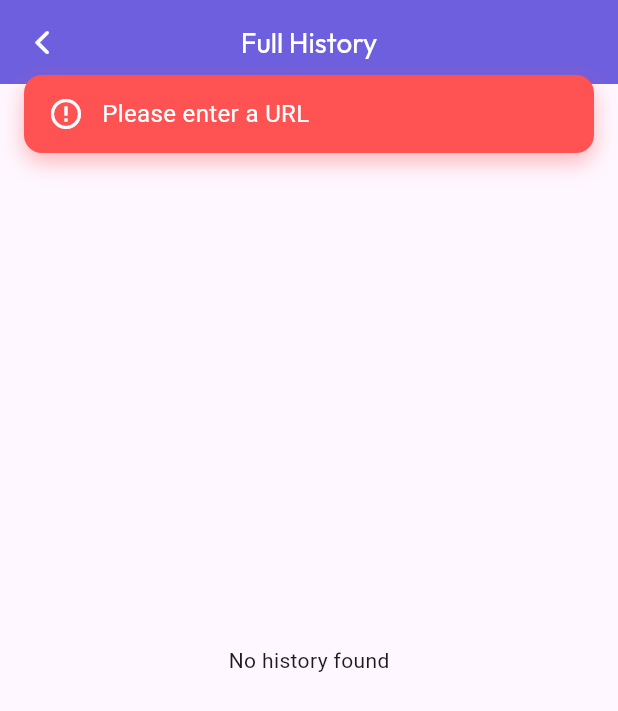
After one commit to trozen04/url_shortener, a Flutter app: the screen it shows after launch, after a tap on "Shrink It!", after a tap on the "history" icon, on a phone screen of 412 x 824 dp. The commit adds this screen. Shown: the top 711 px of the screen. Run offline on Flutter 3.47's test engine with Material 3 defaults, Android fonts, the phone set to English and light mode, and no system bars; our stand-ins replace bloc, flutter_bloc, font_awesome_flutter, google_fonts, in_app_review, package_info_plus and 1 more; missing offline and left inert: metadata_fetch.

Commit message:
added hostory and title on view with urls

```diff
--- /dev/null
+++ b/lib/ApiServices/UrlHistoryModel.dart
@@ -0,0 +1,31 @@
+class UrlHistoryModel {
+  final String originalUrl;
+  final String shortUrl;
+  final String? webpageTitle;
+  final DateTime createdOn;
+
+  UrlHistoryModel({
+    required this.originalUrl,
+    required this.shortUrl,
+    this.webpageTitle,
+    required this.createdOn,
+  });
+
+  factory UrlHistoryModel.fromJson(Map<String, dynamic> json) {
+    return UrlHistoryModel(
+      originalUrl: json['originalUrl'],
+      shortUrl: json['shortUrl'],
+      webpageTitle: json['webpageTitle'],
+      createdOn: DateTime.parse(json['createdOn']),
+    );
+  }
+
+  Map<String, dynamic> toJson() {
+    return {
+      'originalUrl': originalUrl,
+      'shortUrl': shortUrl,
+      'webpageTitle': webpageTitle,
+      'createdOn': createdOn.toIso8601String(),
+    };
+  }
+}
--- a/lib/ApiServices/shrink_zap_state.dart
+++ b/lib/ApiServices/shrink_zap_state.dart
@@ -7,10 +7,12 @@ final class ShrinkZapInitial extends ShrinkZapState {}
 
 final class ShrinkZapLoading extends ShrinkZapState {}
 
-final class ShrinkZapSuccess extends ShrinkZapState {
+class ShrinkZapSuccess extends ShrinkZapState {
   final String message;
-  final responseData;
-  ShrinkZapSuccess(this.message, this.responseData);
+  final Map<String, dynamic> responseData;
+  final String webpageTitle;
+
+  ShrinkZapSuccess(this.message, this.responseData, this.webpageTitle);
 }
 
 final class ShrinkZapError extends ShrinkZapState {
--- /dev/null
+++ b/lib/Helper/HistoryHelper.dart
@@ -0,0 +1,32 @@
+import 'dart:convert';
+import 'package:shared_preferences/shared_preferences.dart';
+import '../ApiServices/UrlHistoryModel.dart';
+
+class HistoryHelper {
+  static const String _key = 'url_history';
+
+  static Future<void> saveUrl(UrlHistoryModel model) async {
+    final prefs = await SharedPreferences.getInstance();
+    final existingData = prefs.getStringList(_key) ?? [];
+    existingData.insert(0, jsonEncode(model.toJson()));  // latest on top
+    await prefs.setStringList(_key, existingData);
+  }
+
+  static Future<List<UrlHistoryModel>> getUrls({int offset = 0, int limit = 20}) async {
+    final prefs = await SharedPreferences.getInstance();
+    final existingData = prefs.getStringList(_key) ?? [];
+    final paginated = existingData.skip(offset).take(limit).toList();
+    return paginated.map((e) => UrlHistoryModel.fromJson(jsonDecode(e))).toList();
+  }
+
+  static Future<List<UrlHistoryModel>> getAllUrls() async {
+    final prefs = await SharedPreferences.getInstance();
+    final existingData = prefs.getStringList(_key) ?? [];
+    return existingData.map((e) => UrlHistoryModel.fromJson(jsonDecode(e))).toList();
+  }
+
+  static Future<void> clearHistory() async {
+    final prefs = await SharedPreferences.getInstance();
+    await prefs.remove(_key);
+  }
+}
--- /dev/null
+++ b/lib/Helper/MetaDataHelper.dart
@@ -0,0 +1,19 @@
+import 'package:http/http.dart' as http;
+import 'package:html/parser.dart' as html_parser;
+
+class MetadataHelper {
+  static Future<String?> fetchPageTitle(String url) async {
+    try {
+      final response = await http.get(Uri.parse(url));
+      if (response.statusCode == 200) {
+        final document = html_parser.parse(response.body);
+        final titleElement = document.querySelector('title');
+        return titleElement?.text ?? "No Title Found";
+      } else {
+        return "No Title Found";
+      }
+    } catch (e) {
+      return "No Title Found";
+    }
+  }
+}
--- /dev/null
+++ b/lib/Screens/HistoryScreen.dart
@@ -0,0 +1,65 @@
+import 'package:flutter/cupertino.dart';
+import 'package:flutter/material.dart';
+import 'package:url_shortener_project/Utils/AppColors.dart';
+import 'package:url_shortener_project/Utils/FFontStyles.dart';
+import '../Helper/HistoryHelper.dart';
+import '../ApiServices/UrlHistoryModel.dart';
+import '../Widgets/ShortUrlCard.dart';
+
+class HistoryScreen extends StatefulWidget {
+  const HistoryScreen({super.key});
+
+  @override
+  State<HistoryScreen> createState() => _HistoryScreenState();
+}
+
+class _HistoryScreenState extends State<HistoryScreen> {
+  List<UrlHistoryModel> allHistory = [];
+
+  @override
+  void initState() {
+    super.initState();
+    loadHistory();
+  }
+
+  Future<void> loadHistory() async {
+    final data = await HistoryHelper.getAllUrls();
+    setState(() {
+      allHistory = data;
+    });
+  }
+
+  @override
+  Widget build(BuildContext context) {
+    final double width = MediaQuery.of(context).size.width;
+    final double height = MediaQuery.of(context).size.height;
+    return Scaffold(
+      appBar: AppBar(
+          title: Text("Full History", style: CustomTextStyles.subheading(context).copyWith(color: Colors.white),),
+        backgroundColor: AppColors.brandNew,
+        centerTitle: true,
+        leading: GestureDetector(
+          onTap: () {
+            Navigator.pop(context);
+          },
+          child: Icon(CupertinoIcons.back, color: Colors.white,),
+        ),
+      ),
+      body: allHistory.isEmpty
+          ? Center(child: Text("No history found"))
+          : Padding(
+        padding: EdgeInsets.symmetric(horizontal: width * 0.035, vertical: height * 0.01),
+            child: ListView.builder(
+                    itemCount: allHistory.length,
+                    itemBuilder: (context, index) {
+            final item = allHistory[index];
+            return ShortUrlCard(
+              shortUrl: item.shortUrl,
+              baseUrlTitle: item.webpageTitle ?? "No Title",
+            );
+                    },
+                  ),
+          ),
+    );
+  }
+}
--- a/lib/Screens/Homepage.dart
+++ b/lib/Screens/Homepage.dart
@@ -1,16 +1,20 @@
 import 'dart:developer' as developer;
-
 import 'package:flutter/material.dart';
 import 'package:font_awesome_flutter/font_awesome_flutter.dart';
+import 'package:flutter_bloc/flutter_bloc.dart';
 import 'package:url_shortener_project/ApiServices/shrink_zap_bloc.dart';
+import 'package:url_shortener_project/Helper/HistoryHelper.dart';
+import 'package:url_shortener_project/Helper/MetaDataHelper.dart';
+import 'package:url_shortener_project/ApiServices/UrlHistoryModel.dart';
 import 'package:url_shortener_project/Utils/ImageAssets.dart';
 import 'package:url_shortener_project/Widgets/CustomSnackbar.dart';
 import 'package:url_shortener_project/Widgets/CustomTextField.dart';
 import 'package:url_shortener_project/Widgets/ShortUrlCard.dart';
 import 'package:url_shortener_project/Utils/FFontStyles.dart';
 import 'package:url_shortener_project/Utils/AppColors.dart';
-import 'package:flutter_bloc/flutter_bloc.dart';
 import 'package:url_shortener_project/Widgets/custom_drawer.dart';
+import 'package:url_shortener_project/Screens/HistoryScreen.dart';
+import 'package:url_shortener_project/Utils/CustomPageRoute.dart';  // <<== newly added
 
 class HomePage extends StatefulWidget {
   const HomePage({super.key});
@@ -22,8 +26,23 @@ class HomePage extends StatefulWidget {
 class _HomePageState extends State<HomePage> {
   final TextEditingController _controller = TextEditingController();
   String? _shortUrl;
+  String? _baseUrlTitle;
   bool _loading = false;
   Map<String, dynamic> responseData = {};
+  List<UrlHistoryModel> recentHistory = [];
+
+  @override
+  void initState() {
+    super.initState();
+    loadRecentHistory();
+  }
+
+  Future<void> loadRecentHistory() async {
+    final data = await HistoryHelper.getUrls(offset: 0, limit: 10);
+    setState(() {
+      recentHistory = data;
+    });
+  }
 
   @override
   Widget build(BuildContext context) {
@@ -31,109 +50,99 @@ class _HomePageState extends State<HomePage> {
     final double height = MediaQuery.of(context).size.height;
 
     return BlocListener<ShrinkZapBloc, ShrinkZapState>(
-  listener: (context, state) {
-    if(state is ShrinkZapLoading) {
-      setState(() {
-        _loading = true;
-      });
+      listener: (context, state) async {
+        if (state is ShrinkZapLoading) {
+          setState(() => _loading = true);
         } else if (state is ShrinkZapSuccess) {
+          developer.log('success: ${state.responseData}');
           setState(() {
             _loading = false;
             responseData = state.responseData;
             _shortUrl = responseData['shorturl'];
             _controller.clear();
           });
-      CustomSnackbar.show(context, message: state.message, isSuccess: true,);
-    } else if(state is ShrinkZapError) {
+
+          final url = responseData['base_url'];
+          final title = await MetadataHelper.fetchPageTitle(url);
+          setState(() {
+            _baseUrlTitle = title ?? "No Title Found";
+          });
+
+          final historyItem = UrlHistoryModel(
+            originalUrl: url,
+            shortUrl: responseData['shorturl'],
+            webpageTitle: title,
+            createdOn: DateTime.now(),
+          );
+          await HistoryHelper.saveUrl(historyItem);
+          await loadRecentHistory();
+
+          CustomSnackbar.show(context, message: state.message, isSuccess: true);
+        } else if (state is ShrinkZapError) {
           developer.log('error: ${state.message}');
-      setState(() {
-        _loading = false;
-      });
+          setState(() => _loading = false);
           CustomSnackbar.show(context, message: state.message, isSuccess: false);
         }
       },
       child: GestureDetector(
         onTap: () => FocusScope.of(context).unfocus(),
         child: Scaffold(
-      appBar: AppBar(backgroundColor: Colors.white,),
+          appBar: AppBar(
+            backgroundColor: Colors.white,
+            title: Text('ShrinkZap', style: CustomTextStyles.subtitle(context),),
+            centerTitle: true,
+            actions: [
+              IconButton(
+                icon: const Icon(Icons.history, color: Colors.black),
+                onPressed: () {
+                  Navigator.push(context, CustomPageRoute(child: HistoryScreen()));
+                },
+              ),
+              SizedBox(width: width * 0.045,)
+            ],
+          ),
           backgroundColor: Colors.white,
           drawer: const CustomDrawer(),
           body: SafeArea(
-          child: SingleChildScrollView(
-            padding: EdgeInsets.symmetric(
-              horizontal: width * 0.035,
-              vertical: height * 0.03,
-            ),
+            child: Padding(
+              padding: EdgeInsets.symmetric(horizontal: width * 0.035, vertical: height * 0.01),
               child: Column(
                 crossAxisAlignment: CrossAxisAlignment.center,
+                mainAxisAlignment: MainAxisAlignment.start,
                 children: [
-                // App Logo or Icon
-                Image.asset(ImageAssets.appIcon, height: height * 0.2),
-                // Subtitle
-                Text(
-                  'Shorten your links in a snap!',
-                  style: CustomTextStyles.subtitle(context),
-                  textAlign: TextAlign.center,
-                ),
+                  //Image.asset(ImageAssets.appIcon, height: height * 0.1),
+                  Text('Shorten your links in a snap!', style: CustomTextStyles.subtitle(context), textAlign: TextAlign.center),
                   SizedBox(height: height * 0.01),
-                // Input Card
                   Container(
-                  decoration: BoxDecoration(
-                    color: AppColors.cardBackground,
-                    borderRadius: BorderRadius.circular(20)
-                  ),
+                    decoration: BoxDecoration(color: AppColors.cardBackground, borderRadius: BorderRadius.circular(20)),
                     child: Padding(
-                    padding: EdgeInsets.symmetric(
-                      horizontal: width * 0.035,
-                      vertical: height * 0.015,
-                    ),
+                      padding: EdgeInsets.symmetric(horizontal: width * 0.035, vertical: height * 0.015),
                       child: Column(
                         children: [
-                        CustomTextField(
-                          controller: _controller,
-                          hintText: 'Paste your long URL here',
-                        ),
+                          CustomTextField(controller: _controller, hintText: 'Paste your long URL here'),
                           SizedBox(height: height * 0.02),
                           AnimatedContainer(
                             duration: const Duration(milliseconds: 300),
-                          curve: Curves.easeInOut,
                             child: ElevatedButton.icon(
                               onPressed: _loading
                                   ? null
                                   : () {
                                 final urlText = _controller.text.trim();
                                 if (urlText.isEmpty) {
-                                CustomSnackbar.show(context, message: 'Please enter a URL', isSuccess: false,);
+                                  CustomSnackbar.show(context, message: 'Please enter a URL', isSuccess: false);
                                 } else {
-                                context.read<ShrinkZapBloc>().add(
-                                  ShrinkZapEventHandler(url: urlText),
-                                );
+                                  context.read<ShrinkZapBloc>().add(ShrinkZapEventHandler(url: urlText));
                                 }
                               },
                               icon: _loading
-                                ? SizedBox(
-                              height: height * 0.025,
-                              width: height * 0.025,
-                              child: CircularProgressIndicator(
-                                strokeWidth: 2.5,
-                                color: AppColors.textFieldFill,
-                              ),
-                            )
-                                : FaIcon(FontAwesomeIcons.arrowRight, size: width * 0.06, color: AppColors.textFieldFill,),
-                            label: Text(
-                              _loading ? 'Shortening...' : 'Shrink It!',
-                              style: CustomTextStyles.button(context),
-                            ),
+                                  ? SizedBox(height: height * 0.025, width: height * 0.025, child: CircularProgressIndicator(strokeWidth: 2.5, color: AppColors.textFieldFill))
+                                  : FaIcon(FontAwesomeIcons.arrowRight, size: width * 0.06, color: AppColors.textFieldFill),
+                              label: Text(_loading ? 'Shortening...' : 'Shrink It!', style: CustomTextStyles.button(context)),
                               style: ElevatedButton.styleFrom(
                                 backgroundColor: AppColors.primary,
                                 foregroundColor: AppColors.textPrimary,
-                              padding: EdgeInsets.symmetric(
-                                horizontal:  width * 0.05,
-                                vertical: height * 0.01,
-                              ),
-                              shape: RoundedRectangleBorder(
-                                borderRadius: BorderRadius.circular(width * 0.03),
-                              ),
+                                padding: EdgeInsets.symmetric(horizontal: width * 0.05, vertical: height * 0.01),
+                                shape: RoundedRectangleBorder(borderRadius: BorderRadius.circular(width * 0.03)),
                                 elevation: 4,
                               ),
                             ),
@@ -143,19 +152,44 @@ class _HomePageState extends State<HomePage> {
                     ),
                   ),
                   SizedBox(height: height * 0.03),
-                // Result Card
                   AnimatedSwitcher(
                     duration: const Duration(milliseconds: 500),
-                  transitionBuilder: (child, animation) => FadeTransition(
-                    opacity: animation,
-                    child: child,
-                  ),
+                    transitionBuilder: (child, animation) => FadeTransition(opacity: animation, child: child),
                     child: _shortUrl != null
                         ? ShortUrlCard(
                       key: ValueKey(_shortUrl),
                       shortUrl: _shortUrl!,
+                      baseUrlTitle: _baseUrlTitle ?? "Loading...",
                     )
                         : const SizedBox.shrink(),
+                  ),
+
+                  if (recentHistory.isNotEmpty)
+                    Row(
+                      mainAxisAlignment: MainAxisAlignment.spaceBetween,
+                      children: [
+                        Text("Recent History", style: CustomTextStyles.subtitle(context)),
+                        TextButton(
+                          onPressed: () {
+                            Navigator.push(context, CustomPageRoute(child: HistoryScreen()));
+                          },
+                          child: Text("View All >", style: CustomTextStyles.subtitle(context)),
+                        ),
+                      ],
+                    ),
+                  SizedBox(height: height * 0.005),
+                  if (recentHistory.isNotEmpty)
+                    Expanded(
+                      child: ListView.builder(
+                        itemCount: recentHistory.length,
+                        itemBuilder: (context, index) {
+                          final item = recentHistory[index];
+                          return ShortUrlCard(
+                            shortUrl: item.shortUrl,
+                            baseUrlTitle: item.webpageTitle ?? "No Title",
+                          );
+                        },
+                      ),
                     ),
                 ],
               ),
--- a/lib/Screens/Splash.dart
+++ b/lib/Screens/Splash.dart
@@ -7,7 +7,8 @@ import 'package:url_shortener_project/Utils/ImageAssets.dart';
 import 'Homepage.dart';
 
 class SplashScreen extends StatefulWidget {
-  const SplashScreen({super.key});
+  final VoidCallback? onAppStart;
+  const SplashScreen({super.key, this.onAppStart});
 
   @override
   State<SplashScreen> createState() => _SplashScreenState();
@@ -22,7 +23,7 @@ class _SplashScreenState extends State<SplashScreen>
   @override
   void initState() {
     super.initState();
-
+    widget.onAppStart?.call();
     _controller = AnimationController(
       vsync: this,
       duration: const Duration(milliseconds: 1200),
--- a/lib/Screens/Static/contact_me_screen.dart
+++ b/lib/Screens/Static/contact_me_screen.dart
@@ -60,7 +60,6 @@ class _ContactMeScreenState extends State<ContactMeScreen> with SingleTickerProv
         CustomSnackbar.show(context, message: 'Could not launch $url. No email app found.', isSuccess: false);
       }
     } catch (e) {
-      developer.log('Error launching URL: $e');
       CustomSnackbar.show(context, message: 'Failed to launch $url', isSuccess: false);
     }
   }
--- /dev/null
+++ b/lib/Utils/CustomPageRoute.dart
@@ -0,0 +1,19 @@
+import 'package:flutter/material.dart';
+
+class CustomPageRoute extends PageRouteBuilder {
+  final Widget child;
+
+  CustomPageRoute({required this.child})
+      : super(
+    transitionDuration: const Duration(milliseconds: 400),
+    pageBuilder: (context, animation, secondaryAnimation) => child,
+    transitionsBuilder: (context, animation, secondaryAnimation, child) {
+      const begin = Offset(1.0, 0.0);
+      const end = Offset.zero;
+      const curve = Curves.easeInOut;
+
+      final tween = Tween(begin: begin, end: end).chain(CurveTween(curve: curve));
+      return SlideTransition(position: animation.drive(tween), child: child);
+    },
+  );
+}
--- a/lib/Widgets/CommonWIdgets.dart
+++ b/lib/Widgets/CommonWIdgets.dart
@@ -75,7 +75,6 @@ void openURL(BuildContext context, String urlString) async {
 
   try {
     final Uri url = Uri.parse(cleanedUrl);
-    print('Attempting to launch: $cleanedUrl'); // Debug log
     if (await canLaunchUrl(url)) {
       await launchUrl(url, mode: LaunchMode.platformDefault);
     } else {
--- /dev/null
+++ b/lib/Widgets/ReviewService.dart
@@ -0,0 +1,59 @@
+import 'package:in_app_review/in_app_review.dart';
+import 'package:shared_preferences/shared_preferences.dart';
+
+class ReviewService {
+  static const String _launchCountKey = 'review_launch_count';
+  static const String _lastPromptKey = 'review_last_prompt';
+
+  // Configurable values — feel free to adjust these for your production app
+  static const int minLaunchesBeforePrompt = 5; // <-- more natural for real users
+  static const int daysBetweenPrompts = 30; // <-- Play Store safe gap
+
+  const ReviewService();
+
+  /// Call this on app launch or after major user actions
+  Future<void> handleReviewFlow() async {
+    try {
+      final prefs = await SharedPreferences.getInstance();
+
+      int launchCount = prefs.getInt(_launchCountKey) ?? 0;
+      launchCount++;
+      await prefs.setInt(_launchCountKey, launchCount);
+
+      if (await _shouldPrompt(prefs, launchCount)) {
+        await _triggerReview();
+        await prefs.setInt(_launchCountKey, 0);
+        await prefs.setInt(_lastPromptKey, DateTime.now().millisecondsSinceEpoch);
+      }
+    } catch (e) {
+      // Catch any error silently to avoid crashing app in production
+      print('ReviewService error: $e');
+    }
+  }
+
+  Future<bool> _shouldPrompt(SharedPreferences prefs, int launchCount) async {
+    if (launchCount < minLaunchesBeforePrompt) return false;
+
+    final lastPromptTimestamp = prefs.getInt(_lastPromptKey) ?? 0;
+    final lastPromptDate = DateTime.fromMillisecondsSinceEpoch(lastPromptTimestamp);
+    final now = DateTime.now();
+    final daysSinceLastPrompt = now.difference(lastPromptDate).inDays;
+
+    return daysSinceLastPrompt >= daysBetweenPrompts;
+  }
+
+  Future<void> _triggerReview() async {
+    final InAppReview inAppReview = InAppReview.instance;
+
+    if (await inAppReview.isAvailable()) {
+      await inAppReview.requestReview();
+    }
+  }
+
+  /// Optional: Reset review counters (for QA/testing)
+  static Future<void> resetCounters() async {
+    final prefs = await SharedPreferences.getInstance();
+    await prefs.remove(_launchCountKey);
+    await prefs.remove(_lastPromptKey);
+  }
+}
--- a/lib/main.dart
+++ b/lib/main.dart
@@ -1,14 +1,13 @@
 import 'package:flutter/material.dart';
 import 'package:flutter_bloc/flutter_bloc.dart';
 import 'package:url_shortener_project/ApiServices/shrink_zap_bloc.dart';
-import 'Screens/Splash.dart';
+import 'package:url_shortener_project/Screens/Splash.dart';
+import 'Widgets/ReviewService.dart';
 
 void main() {
   WidgetsFlutterBinding.ensureInitialized();
   runApp(const MyApp());
 }
-
-
 
 class MyApp extends StatelessWidget {
   const MyApp({super.key});
@@ -25,7 +24,9 @@ class MyApp extends StatelessWidget {
         theme: ThemeData(
           colorScheme: ColorScheme.fromSeed(seedColor: Colors.deepPurple),
         ),
-        home: const SplashScreen(),
+        home: SplashScreen(
+          onAppStart: () => const ReviewService().handleReviewFlow(),  // ✅ This is all you need now!
+        ),
       ),
     );
   }
--- a/pubspec.yaml
+++ b/pubspec.yaml
@@ -30,7 +30,6 @@ environment:
 dependencies:
   flutter:
     sdk: flutter
-
   google_fonts:
   font_awesome_flutter:
   flutter_bloc:
@@ -38,6 +37,9 @@ dependencies:
   url_launcher:
   package_info_plus:
   bloc:
+  in_app_review:
+  shared_preferences:
+  metadata_fetch:
   # The following adds the Cupertino Icons font to your application.
   # Use with the CupertinoIcons class for iOS style icons.
   cupertino_icons: ^1.0.8
```
Also changed, not shown: lib/ApiServices/shrink_zap_bloc.dart (+14 -3 lines), lib/Widgets/ShortUrlCard.dart (+19 -12 lines), lib/Widgets/url_history.dart (added, +24 -0 lines), pubspec.lock, 2 other files. Lines whose indentation alone changed are shown as unchanged.
